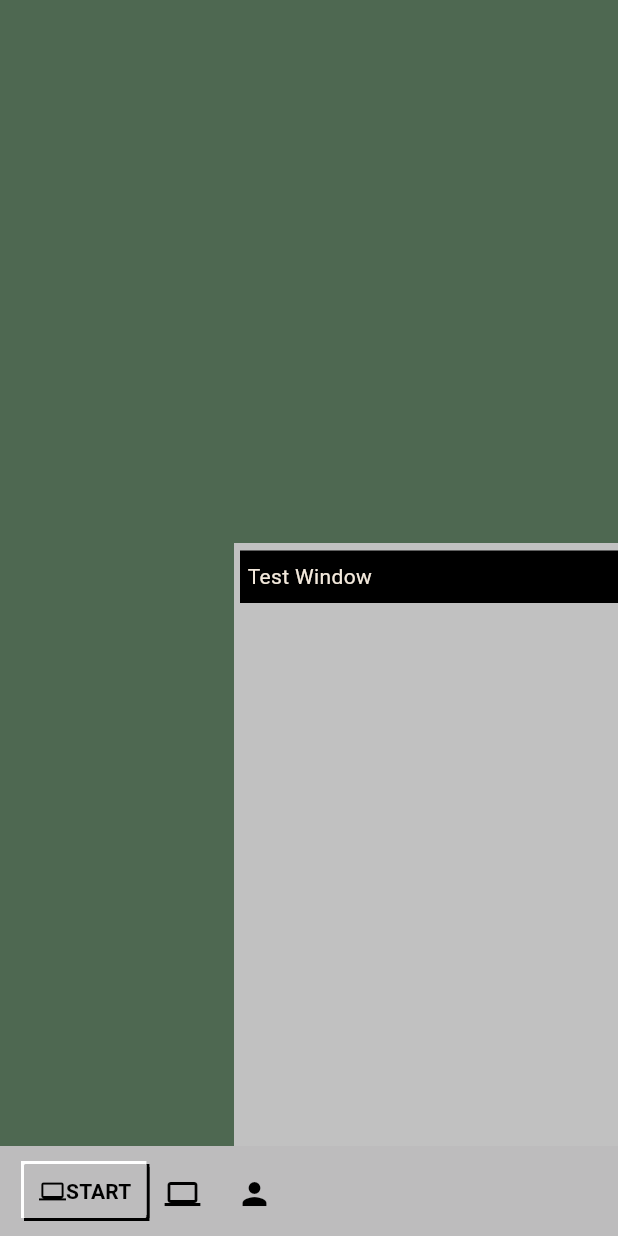
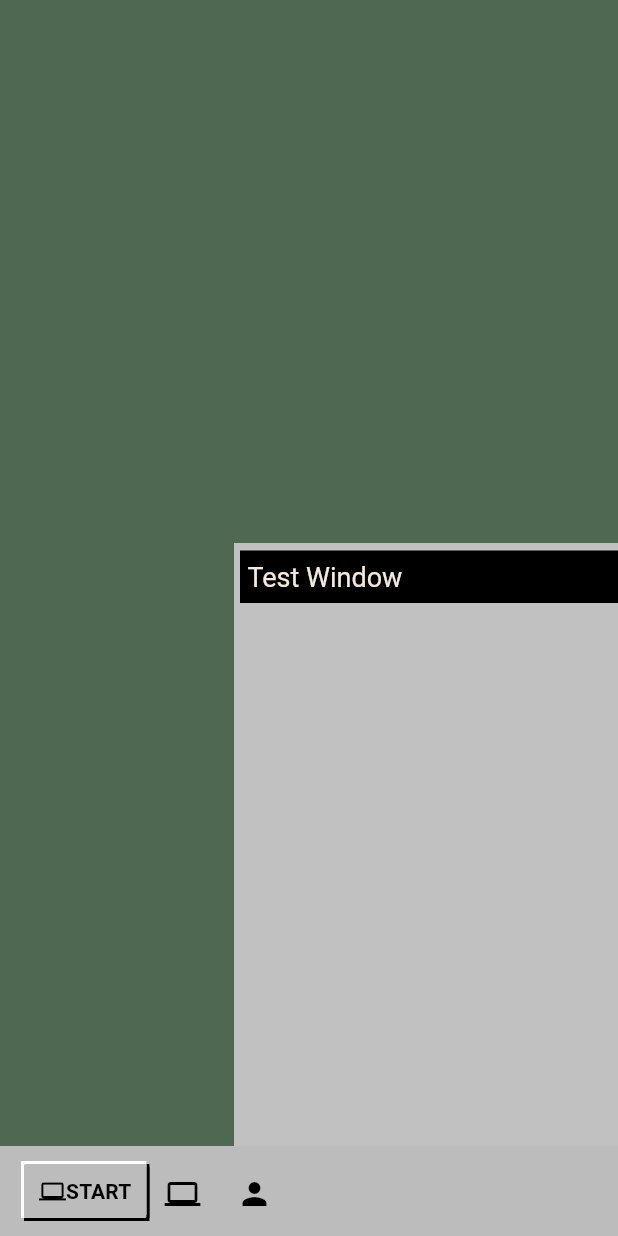
Before and after one commit to Ohlavrac/portifolio, a Flutter app: the screen it shows after launch, after a tap on the "person" icon, on a phone screen of 412 x 824 dp. Run offline on Flutter 3.47's test engine with Material 3 defaults, Android fonts, the phone set to English and light mode, and no system bars.

Commit message:
refactor: add DefaultTextStyle in Text Title Window

```diff
--- a/lib/presentation/ui/widgets/window_title_bar.dart
+++ b/lib/presentation/ui/widgets/window_title_bar.dart
@@ -26,7 +26,7 @@ class WindowTitleBar extends StatelessWidget {
           mainAxisAlignment: MainAxisAlignment.spaceBetween,
           crossAxisAlignment: CrossAxisAlignment.center,
           children: [
-            Text(title, style: TextStyle(color: Color(0xFFF3E9DC)),),
+            DefaultTextStyle(style: TextStyle(fontSize: 18, color: Color(0xFFF3E9DC)), child: Text(title)),
             Row(
               children: [
                 TitleBarButton(
```
